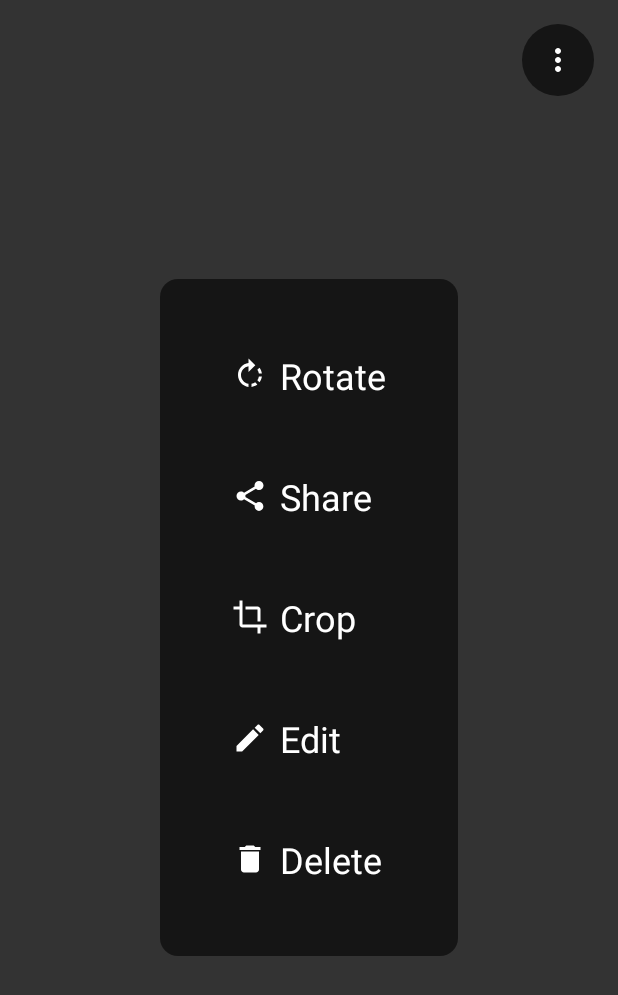
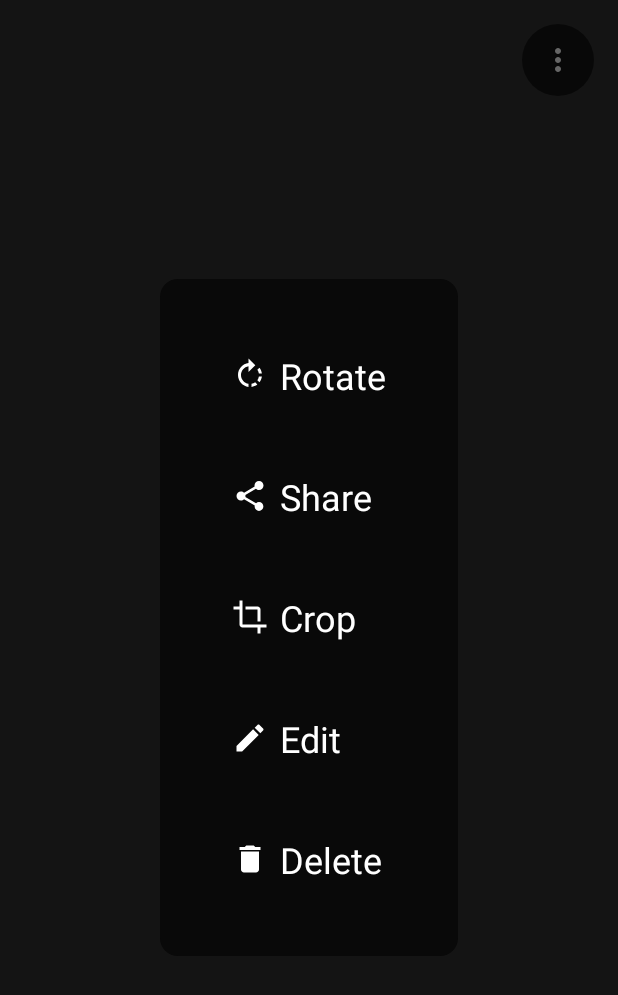
Before and after one commit to BlackDizel/BCGallery, an Android app: the fragment FragmentItemImage shown on its own in the app's theme, after a tap on an icon or button, on a phone screen of 412 x 824 dp. Shown: the top 995 px of the screen. Run offline under Robolectric (Android 15) with nearby library versions, the phone set to English and light mode, and no system bars; 1 statement that could not run was skipped.

Commit message:
dialog image settings

```diff
--- a/app/src/main/java/org/byters/api/view/presenter/IPresenterItemImage.java
+++ b/app/src/main/java/org/byters/api/view/presenter/IPresenterItemImage.java
@@ -1,6 +1,4 @@
 package org.byters.api.view.presenter;
-
-import android.os.Bundle;
 
 import org.byters.api.view.presenter.listener.IPresenterItemImageListener;
 
@@ -18,4 +16,6 @@ public interface IPresenterItemImage {
     void onClickCrop();
 
     void onCreateView(String imagePath);
+
+    void onClickEdit();
 }
--- /dev/null
+++ b/app/src/main/java/org/byters/api/view/ui/dialog/listener/IDialogImageSettingsListener.java
@@ -0,0 +1,14 @@
+package org.byters.api.view.ui.dialog.listener;
+
+public interface IDialogImageSettingsListener {
+
+    void onClickShare();
+
+    void onClickDelete();
+
+    void onClickRotate();
+
+    void onClickCrop();
+
+    void onClickEdit();
+}
--- a/app/src/main/java/org/byters/gallery/view/presenter/PresenterItemImage.java
+++ b/app/src/main/java/org/byters/gallery/view/presenter/PresenterItemImage.java
@@ -58,6 +58,11 @@ public class PresenterItemImage implements org.byters.api.view.presenter.IPresen
         notifyListenerImage();
     }
 
+    @Override
+    public void onClickEdit() {
+        //todo
+    }
+
     private void notifyListenerImage() {
         if (refListener == null || refListener.get() == null) return;
         refListener.get().setImage(imagePath);
--- /dev/null
+++ b/app/src/main/java/org/byters/gallery/view/ui/dialog/DialogImageSettings.java
@@ -0,0 +1,64 @@
+package org.byters.gallery.view.ui.dialog;
+
+import android.app.Dialog;
+import android.content.Context;
+import android.view.LayoutInflater;
+import android.view.View;
+import android.view.Window;
+
+import org.byters.api.view.ui.dialog.listener.IDialogImageSettingsListener;
+import org.byters.gallery.R;
+
+import java.lang.ref.WeakReference;
+
+public class DialogImageSettings implements View.OnClickListener {
+
+    private final WeakReference<IDialogImageSettingsListener> refListener;
+    private Dialog dialog;
+
+    public DialogImageSettings(Context context, IDialogImageSettingsListener listenerDialogSettings) {
+
+        this.refListener = new WeakReference<>(listenerDialogSettings);
+
+        dialog = new Dialog(context, R.style.dialog_transparent);
+        dialog.requestWindowFeature(Window.FEATURE_NO_TITLE);
+
+        View view = LayoutInflater.from(context).inflate(R.layout.view_image_settings, null);
+        dialog.setContentView(view);
+
+        dialog.findViewById(R.id.tvCrop).setOnClickListener(this);
+        dialog.findViewById(R.id.tvRotate).setOnClickListener(this);
+        dialog.findViewById(R.id.tvDelete).setOnClickListener(this);
+        dialog.findViewById(R.id.tvShare).setOnClickListener(this);
+        dialog.findViewById(R.id.tvEdit).setOnClickListener(this);
+
+        Window window = dialog.getWindow();
+        window.setBackgroundDrawableResource(android.R.color.transparent);
+    }
+
+    public void cancel() {
+        if (dialog == null) return;
+        dialog.cancel();
+    }
+
+    public void show() {
+        if (dialog == null) return;
+        dialog.show();
+    }
+
+    @Override
+    public void onClick(View v) {
+        if (refListener == null || refListener.get() == null) return;
+
+        if (v.getId() == R.id.tvCrop)
+            refListener.get().onClickCrop();
+        if (v.getId() == R.id.tvDelete)
+            refListener.get().onClickDelete();
+        if (v.getId() == R.id.tvShare)
+            refListener.get().onClickShare();
+        if (v.getId() == R.id.tvEdit)
+            refListener.get().onClickEdit();
+        if (v.getId() == R.id.tvRotate)
+            refListener.get().onClickRotate();
+    }
+}
--- a/app/src/main/java/org/byters/gallery/view/ui/fragment/FragmentItemImage.java
+++ b/app/src/main/java/org/byters/gallery/view/ui/fragment/FragmentItemImage.java
@@ -9,8 +9,10 @@ import android.view.ViewGroup;
 
 import org.byters.api.view.presenter.IPresenterItemImage;
 import org.byters.api.view.presenter.listener.IPresenterItemImageListener;
+import org.byters.api.view.ui.dialog.listener.IDialogImageSettingsListener;
 import org.byters.gallery.GalleryApplication;
 import org.byters.gallery.R;
+import org.byters.gallery.view.ui.dialog.DialogImageSettings;
 import org.byters.gallery.view.ui.view.imageViewZoom.CropIwaImageView;
 
 public class FragmentItemImage extends Fragment implements View.OnClickListener {
@@ -19,9 +21,9 @@ public class FragmentItemImage extends Fragment implements View.OnClickListener
     public IPresenterItemImage presenter;
     private CropIwaImageView ivItem;
     private View ivSettings;
-    private View llSettings;
-    private View tvRotate, tvCrop, tvDelete, tvShare;
     private IPresenterItemImageListener listenerPresenter;
+    private DialogImageSettings dialogImageSettings;
+    private IDialogImageSettingsListener listenerDialogSettings;
 
     public void setArgs(Uri url) {
         Bundle bundle = new Bundle();
@@ -38,6 +40,7 @@ public class FragmentItemImage extends Fragment implements View.OnClickListener
         super.onCreate(savedInstanceState);
         GalleryApplication.getInjector().inject(this);
         presenter.setListener(listenerPresenter = new PresenterListener());
+        listenerDialogSettings = new ListenerDialogSettings();
     }
 
     @Override
@@ -57,33 +60,13 @@ public class FragmentItemImage extends Fragment implements View.OnClickListener
     private void initViews(View view) {
         ivItem = view.findViewById(R.id.ivItem);
         ivSettings = view.findViewById(R.id.ivSettings);
-        llSettings = view.findViewById(R.id.llSettings);
-        tvShare = view.findViewById(R.id.tvShare);
-        tvDelete = view.findViewById(R.id.tvDelete);
-        tvRotate = view.findViewById(R.id.tvRotate);
-        tvCrop = view.findViewById(R.id.tvCrop);
-
         ivSettings.setOnClickListener(this);
-        tvShare.setOnClickListener(this);
-        tvDelete.setOnClickListener(this);
-        tvRotate.setOnClickListener(this);
-        tvCrop.setOnClickListener(this);
-
-        //todo impement settings view close
     }
 
     @Override
     public void onClick(View v) {
         if (v.getId() == R.id.ivSettings)
             presenter.onClickSettings();
-        if (v.getId() == R.id.tvShare)
-            presenter.onClickShare();
-        if (v.getId() == R.id.tvDelete)
-            presenter.onClickDelete();
-        if (v.getId() == R.id.tvRotate)
-            presenter.onClickRotate();
-        if (v.getId() == R.id.tvCrop)
-            presenter.onClickCrop();
     }
 
     private class PresenterListener implements IPresenterItemImageListener {
@@ -97,7 +80,15 @@ public class FragmentItemImage extends Fragment implements View.OnClickListener
         @Override
         public void setSettingsVisible(boolean isVisible) {
             if (!isAdded()) return;
-            llSettings.setVisibility(isVisible ? View.VISIBLE : View.GONE);
+
+            if (!isVisible) return;
+
+            if (dialogImageSettings != null)
+                dialogImageSettings.cancel();
+
+            dialogImageSettings = new DialogImageSettings(getActivity(), listenerDialogSettings);
+            dialogImageSettings.show();
+
         }
 
         @Override
@@ -106,4 +97,33 @@ public class FragmentItemImage extends Fragment implements View.OnClickListener
             getActivity().onBackPressed();
         }
     }
+
+    private class ListenerDialogSettings implements IDialogImageSettingsListener {
+
+        @Override
+        public void onClickShare() {
+            presenter.onClickShare();
+        }
+
+        @Override
+        public void onClickDelete() {
+            presenter.onClickDelete();
+        }
+
+        @Override
+        public void onClickRotate() {
+            presenter.onClickRotate();
+        }
+
+        @Override
+        public void onClickCrop() {
+            presenter.onClickCrop();
+        }
+
+        @Override
+        public void onClickEdit() {
+            presenter.onClickEdit();
+        }
+    }
+
 }
--- a/app/src/main/res/layout/fragment_image.xml
+++ b/app/src/main/res/layout/fragment_image.xml
@@ -1,6 +1,5 @@
 <?xml version="1.0" encoding="utf-8"?>
 <FrameLayout xmlns:android="http://schemas.android.com/apk/res/android"
-    xmlns:tools="http://schemas.android.com/tools"
     android:layout_width="match_parent"
 
     android:layout_height="match_parent">
@@ -20,6 +19,4 @@
         android:padding="12dp"
         android:src="@drawable/ic_more_vert_white_24dp" />
 
-    <include layout="@layout/view_image_settings" />
-
 </FrameLayout>
--- a/app/src/main/res/layout/view_image_settings.xml
+++ b/app/src/main/res/layout/view_image_settings.xml
@@ -1,16 +1,12 @@
 <?xml version="1.0" encoding="utf-8"?>
 <LinearLayout xmlns:android="http://schemas.android.com/apk/res/android"
-    xmlns:tools="http://schemas.android.com/tools"
     android:id="@+id/llSettings"
     android:layout_width="wrap_content"
     android:layout_height="wrap_content"
     android:layout_gravity="center"
     android:background="@drawable/bg_dark_round"
     android:orientation="vertical"
-    android:padding="24dp"
-    android:visibility="gone"
-    tools:showIn="@layout/fragment_image"
-    tools:visibility="visible">
+    android:padding="24dp">
 
     <TextView
         android:id="@+id/tvRotate"
--- a/app/src/main/res/values/styles.xml
+++ b/app/src/main/res/values/styles.xml
@@ -15,4 +15,8 @@
         <item name="android:textSize">24sp</item>
     </style>
 
+    <style name="dialog_transparent" parent="android:Theme.Dialog">
+        <item name="android:background">@null</item>
+    </style>
+
 </resources>
```
